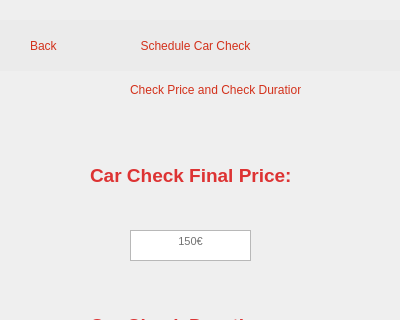
Qt form src/ui/qt_ui/car_check_4.ui (st1069364/CarBazaar) before a commit; both pictures show x 0 to 400 and y 0 to 320 of the 400 by 881 pixel window.
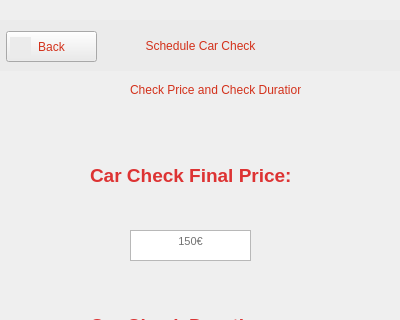
The same form after that commit. Icons and pictures are not drawn.

Diff of the .ui file:
```diff
--- a/src/ui/qt_ui/car_check_4.ui
+++ b/src/ui/qt_ui/car_check_4.ui
@@ -14,137 +14,6 @@
    <string>MainWindow</string>
   </property>
   <widget class="QWidget" name="centralwidget">
-   <widget class="QLabel" name="label_6">
-    <property name="geometry">
-     <rect>
-      <x>60</x>
-      <y>80</y>
-      <width>41</width>
-      <height>31</height>
-     </rect>
-    </property>
-    <property name="text">
-     <string/>
-    </property>
-    <property name="pixmap">
-     <pixmap resource="app_res.qrc">:/resources/resources/dots.png</pixmap>
-    </property>
-   </widget>
-   <widget class="QLabel" name="label_14">
-    <property name="geometry">
-     <rect>
-      <x>-10</x>
-      <y>0</y>
-      <width>431</width>
-      <height>22</height>
-     </rect>
-    </property>
-    <property name="text">
-     <string/>
-    </property>
-    <property name="pixmap">
-     <pixmap resource="app_res.qrc">:/resources/resources/phone_status_bar.png</pixmap>
-    </property>
-   </widget>
-   <widget class="QLabel" name="label_4">
-    <property name="geometry">
-     <rect>
-      <x>-30</x>
-      <y>70</y>
-      <width>61</width>
-      <height>51</height>
-     </rect>
-    </property>
-    <property name="text">
-     <string/>
-    </property>
-    <property name="pixmap">
-     <pixmap resource="app_res.qrc">:/resources/resources/home.png</pixmap>
-    </property>
-    <property name="scaledContents">
-     <bool>false</bool>
-    </property>
-   </widget>
-   <widget class="QWidget" name="widget" native="true">
-    <property name="geometry">
-     <rect>
-      <x>-10</x>
-      <y>20</y>
-      <width>411</width>
-      <height>51</height>
-     </rect>
-    </property>
-    <property name="autoFillBackground">
-     <bool>false</bool>
-    </property>
-    <property name="styleSheet">
-     <string notr="true">background-color: rgb(235, 235, 235);</string>
-    </property>
-    <widget class="QLabel" name="label">
-     <property name="geometry">
-      <rect>
-       <x>120</x>
-       <y>15</y>
-       <width>171</width>
-       <height>22</height>
-      </rect>
-     </property>
-     <property name="text">
-      <string>&lt;html&gt;&lt;head/&gt;&lt;body&gt;&lt;p&gt;&lt;span style=&quot; color:#d3311b;&quot;&gt;Schedule Car Check&lt;/span&gt;&lt;/p&gt;&lt;/body&gt;&lt;/html&gt;</string>
-     </property>
-     <property name="alignment">
-      <set>Qt::AlignCenter</set>
-     </property>
-    </widget>
-    <widget class="QLabel" name="label_2">
-     <property name="geometry">
-      <rect>
-       <x>20</x>
-       <y>15</y>
-       <width>21</width>
-       <height>20</height>
-      </rect>
-     </property>
-     <property name="text">
-      <string/>
-     </property>
-     <property name="pixmap">
-      <pixmap resource="app_res.qrc">:/resources/resources/leftarrow.png</pixmap>
-     </property>
-     <property name="scaledContents">
-      <bool>false</bool>
-     </property>
-    </widget>
-    <widget class="QLabel" name="label_3">
-     <property name="geometry">
-      <rect>
-       <x>40</x>
-       <y>15</y>
-       <width>67</width>
-       <height>22</height>
-      </rect>
-     </property>
-     <property name="text">
-      <string>&lt;html&gt;&lt;head/&gt;&lt;body&gt;&lt;p&gt;&lt;span style=&quot; color:#d3311b;&quot;&gt;Back&lt;/span&gt;&lt;/p&gt;&lt;/body&gt;&lt;/html&gt;</string>
-     </property>
-    </widget>
-    <widget class="QLabel" name="label_13">
-     <property name="geometry">
-      <rect>
-       <x>380</x>
-       <y>15</y>
-       <width>67</width>
-       <height>22</height>
-      </rect>
-     </property>
-     <property name="text">
-      <string/>
-     </property>
-     <property name="pixmap">
-      <pixmap resource="app_res.qrc">:/resources/resources/user_circular.png</pixmap>
-     </property>
-    </widget>
-   </widget>
    <widget class="QLabel" name="label_16">
     <property name="geometry">
      <rect>
@@ -340,16 +209,274 @@
      <string>&lt;html&gt;&lt;head/&gt;&lt;body&gt;&lt;p&gt;&lt;span style=&quot; font-size:10pt; color:#d31a1e;&quot;&gt;The appointment details have been sent to your email!&lt;/span&gt;&lt;/p&gt;&lt;/body&gt;&lt;/html&gt;</string>
     </property>
    </widget>
-  </widget>
-  <widget class="QMenuBar" name="menubar">
-   <property name="geometry">
-    <rect>
-     <x>0</x>
-     <y>0</y>
-     <width>400</width>
-     <height>21</height>
-    </rect>
-   </property>
+   <widget class="QWidget" name="widget_2" native="true">
+    <property name="geometry">
+     <rect>
+      <x>-10</x>
+      <y>20</y>
+      <width>411</width>
+      <height>51</height>
+     </rect>
+    </property>
+    <property name="autoFillBackground">
+     <bool>false</bool>
+    </property>
+    <property name="styleSheet">
+     <string notr="true">background-color: rgb(235, 235, 235);</string>
+    </property>
+    <widget class="QLabel" name="label_11">
+     <property name="geometry">
+      <rect>
+       <x>150</x>
+       <y>15</y>
+       <width>121</width>
+       <height>22</height>
+      </rect>
+     </property>
+     <property name="text">
+      <string>&lt;html&gt;&lt;head/&gt;&lt;body&gt;&lt;p&gt;&lt;span style=&quot; color:#d3311b;&quot;&gt;Schedule Car Check&lt;/span&gt;&lt;/p&gt;&lt;/body&gt;&lt;/html&gt;</string>
+     </property>
+     <property name="alignment">
+      <set>Qt::AlignCenter</set>
+     </property>
+    </widget>
+    <widget class="QLabel" name="label_12">
+     <property name="geometry">
+      <rect>
+       <x>380</x>
+       <y>15</y>
+       <width>67</width>
+       <height>22</height>
+      </rect>
+     </property>
+     <property name="text">
+      <string/>
+     </property>
+     <property name="pixmap">
+      <pixmap resource="app_res.qrc">:/resources/resources/user_circular.png</pixmap>
+     </property>
+    </widget>
+    <widget class="QPushButton" name="back_button_2">
+     <property name="geometry">
+      <rect>
+       <x>16</x>
+       <y>11</y>
+       <width>91</width>
+       <height>31</height>
+      </rect>
+     </property>
+     <property name="palette">
+      <palette>
+       <active>
+        <colorrole role="Button">
+         <brush brushstyle="SolidPattern">
+          <color alpha="255">
+           <red>235</red>
+           <green>235</green>
+           <blue>235</blue>
+          </color>
+         </brush>
+        </colorrole>
+        <colorrole role="ButtonText">
+         <brush brushstyle="SolidPattern">
+          <color alpha="255">
+           <red>211</red>
+           <green>49</green>
+           <blue>27</blue>
+          </color>
+         </brush>
+        </colorrole>
+        <colorrole role="Base">
+         <brush brushstyle="SolidPattern">
+          <color alpha="255">
+           <red>235</red>
+           <green>235</green>
+           <blue>235</blue>
+          </color>
+         </brush>
+        </colorrole>
+        <colorrole role="Window">
+         <brush brushstyle="SolidPattern">
+          <color alpha="255">
+           <red>235</red>
+           <green>235</green>
+           <blue>235</blue>
+          </color>
+         </brush>
+        </colorrole>
+       </active>
+       <inactive>
+        <colorrole role="Button">
+         <brush brushstyle="SolidPattern">
+          <color alpha="255">
+           <red>235</red>
+           <green>235</green>
+           <blue>235</blue>
+          </color>
+         </brush>
+        </colorrole>
+        <colorrole role="ButtonText">
+         <brush brushstyle="SolidPattern">
+          <color alpha="255">
+           <red>211</red>
+           <green>49</green>
+           <blue>27</blue>
+          </color>
+         </brush>
+        </colorrole>
+        <colorrole role="Base">
+         <brush brushstyle="SolidPattern">
+          <color alpha="255">
+           <red>235</red>
+           <green>235</green>
+           <blue>235</blue>
+          </color>
+         </brush>
+        </colorrole>
+        <colorrole role="Window">
+         <brush brushstyle="SolidPattern">
+          <color alpha="255">
+           <red>235</red>
+           <green>235</green>
+           <blue>235</blue>
+          </color>
+         </brush>
+        </colorrole>
+       </inactive>
+       <disabled>
+        <colorrole role="Button">
+         <brush brushstyle="SolidPattern">
+          <color alpha="255">
+           <red>235</red>
+           <green>235</green>
+           <blue>235</blue>
+          </color>
+         </brush>
+        </colorrole>
+        <colorrole role="ButtonText">
+         <brush brushstyle="SolidPattern">
+          <color alpha="255">
+           <red>168</red>
+           <green>169</green>
+           <blue>170</blue>
+          </color>
+         </brush>
+        </colorrole>
+        <colorrole role="Base">
+         <brush brushstyle="SolidPattern">
+          <color alpha="255">
+           <red>235</red>
+           <green>235</green>
+           <blue>235</blue>
+          </color>
+         </brush>
+        </colorrole>
+        <colorrole role="Window">
+         <brush brushstyle="SolidPattern">
+          <color alpha="255">
+           <red>235</red>
+           <green>235</green>
+           <blue>235</blue>
+          </color>
+         </brush>
+        </colorrole>
+       </disabled>
+      </palette>
+     </property>
+     <property name="styleSheet">
+      <string notr="true">background-color: rgb(235, 235, 235);</string>
+     </property>
+     <property name="text">
+      <string>Back</string>
+     </property>
+    </widget>
+    <widget class="QLabel" name="label_19">
+     <property name="geometry">
+      <rect>
+       <x>20</x>
+       <y>17</y>
+       <width>21</width>
+       <height>20</height>
+      </rect>
+     </property>
+     <property name="text">
+      <string/>
+     </property>
+     <property name="pixmap">
+      <pixmap resource="app_res.qrc">:/resources/resources/leftarrow.png</pixmap>
+     </property>
+     <property name="scaledContents">
+      <bool>false</bool>
+     </property>
+    </widget>
+   </widget>
+   <widget class="QLabel" name="label_20">
+    <property name="geometry">
+     <rect>
+      <x>-30</x>
+      <y>70</y>
+      <width>61</width>
+      <height>51</height>
+     </rect>
+    </property>
+    <property name="text">
+     <string/>
+    </property>
+    <property name="pixmap">
+     <pixmap resource="app_res.qrc">:/resources/resources/home.png</pixmap>
+    </property>
+    <property name="scaledContents">
+     <bool>false</bool>
+    </property>
+   </widget>
+   <widget class="QLabel" name="label_21">
+    <property name="geometry">
+     <rect>
+      <x>0</x>
+      <y>0</y>
+      <width>431</width>
+      <height>22</height>
+     </rect>
+    </property>
+    <property name="text">
+     <string/>
+    </property>
+    <property name="pixmap">
+     <pixmap resource="app_res.qrc">:/resources/resources/phone_status_bar.png</pixmap>
+    </property>
+   </widget>
+   <widget class="QLabel" name="label_22">
+    <property name="geometry">
+     <rect>
+      <x>20</x>
+      <y>80</y>
+      <width>61</width>
+      <height>20</height>
+     </rect>
+    </property>
+    <property name="text">
+     <string/>
+    </property>
+    <property name="pixmap">
+     <pixmap resource="app_res.qrc">:/resources/resources/arrow.png</pixmap>
+    </property>
+   </widget>
+   <widget class="QLabel" name="label_6">
+    <property name="geometry">
+     <rect>
+      <x>50</x>
+      <y>80</y>
+      <width>41</width>
+      <height>31</height>
+     </rect>
+    </property>
+    <property name="text">
+     <string/>
+    </property>
+    <property name="pixmap">
+     <pixmap resource="app_res.qrc">:/resources/resources/dots.png</pixmap>
+    </property>
+   </widget>
   </widget>
   <widget class="QStatusBar" name="statusbar"/>
  </widget>
```
Left out of the diff: 16 changed lines with no effect on the pictures.
